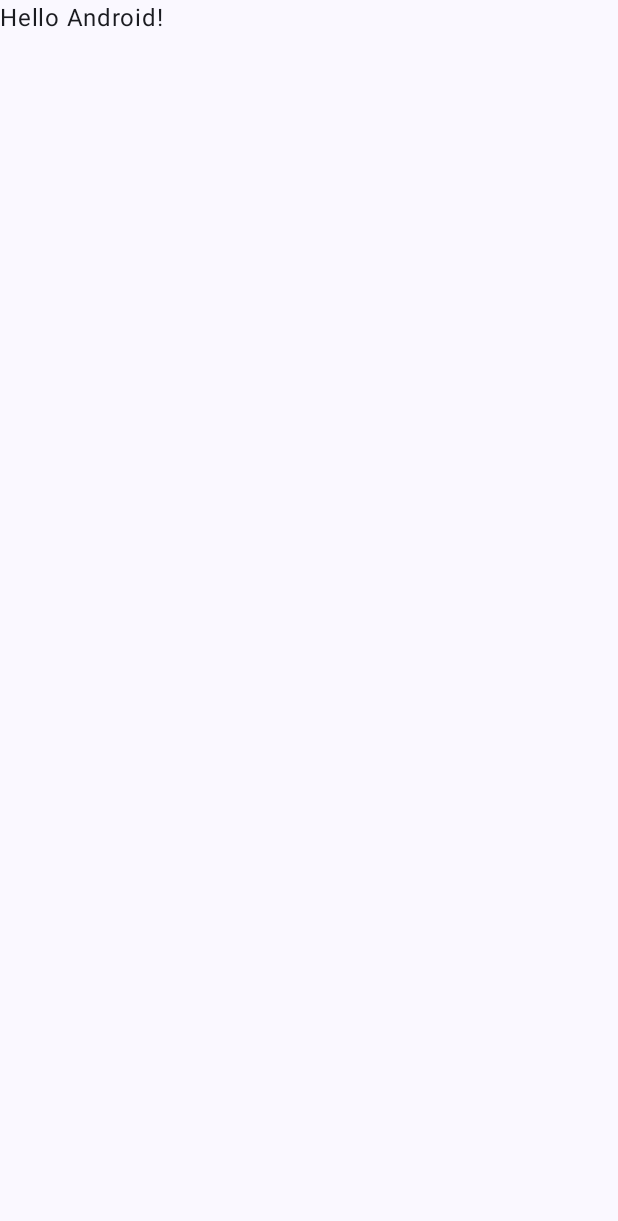
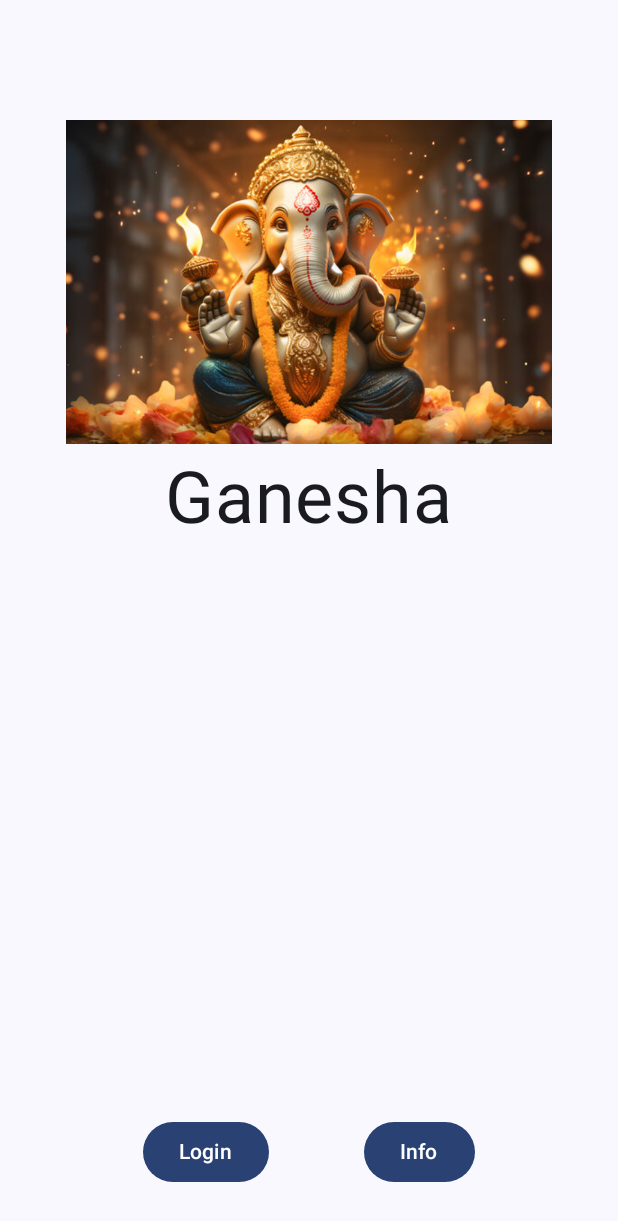
Before and after one commit to DigitalOnion/Compose_Experiment, an Android app built with Jetpack Compose: the screen it shows after launch (MainActivity), on a phone screen of 412 x 824 dp. Before the commit the part shown is almost empty. Shown: the top 1221 px of the screen. Run offline under Robolectric (Android 15) with nearby library versions, the phone set to English and light mode, and no system bars.

Commit message:
Add UI with image, text, buttons and text for Info

```diff
--- a/app/src/main/java/com/outerspace/compose_experiment/MainActivity.kt
+++ b/app/src/main/java/com/outerspace/compose_experiment/MainActivity.kt
@@ -3,13 +3,34 @@ package com.outerspace.compose_experiment
 import android.os.Bundle
 import androidx.activity.ComponentActivity
 import androidx.activity.compose.setContent
+import androidx.compose.foundation.Image
+import androidx.compose.foundation.layout.Arrangement
+import androidx.compose.foundation.layout.Column
+import androidx.compose.foundation.layout.Row
+import androidx.compose.foundation.layout.Spacer
 import androidx.compose.foundation.layout.fillMaxSize
+import androidx.compose.foundation.layout.fillMaxWidth
+import androidx.compose.foundation.layout.padding
+import androidx.compose.foundation.shape.RoundedCornerShape
+import androidx.compose.material3.Button
 import androidx.compose.material3.MaterialTheme
 import androidx.compose.material3.Surface
 import androidx.compose.material3.Text
+import androidx.compose.material3.TextButton
 import androidx.compose.runtime.Composable
+import androidx.compose.runtime.getValue
+import androidx.compose.runtime.mutableStateOf
+import androidx.compose.runtime.remember
+import androidx.compose.runtime.saveable.rememberSaveable
+import androidx.compose.runtime.setValue
+import androidx.compose.ui.Alignment
 import androidx.compose.ui.Modifier
+import androidx.compose.ui.res.dimensionResource
+import androidx.compose.ui.res.painterResource
+import androidx.compose.ui.res.stringResource
 import androidx.compose.ui.tooling.preview.Preview
+import androidx.compose.ui.unit.dp
+import androidx.compose.ui.unit.sp
 import com.outerspace.compose_experiment.ui.theme.ComposeExperimentTheme
 
 class MainActivity : ComponentActivity() {
@@ -22,7 +43,7 @@ class MainActivity : ComponentActivity() {
                     modifier = Modifier.fillMaxSize(),
                     color = MaterialTheme.colorScheme.background
                 ) {
-                    Greeting("Android")
+                    splashScreen()
                 }
             }
         }
@@ -30,17 +51,60 @@ class MainActivity : ComponentActivity() {
 }
 
 @Composable
-fun Greeting(name: String, modifier: Modifier = Modifier) {
-    Text(
-        text = "Hello $name!",
-        modifier = modifier
-    )
+fun splashScreen(modifier: Modifier = Modifier) {
+    Column(modifier = Modifier.fillMaxSize().padding(32.dp),
+        horizontalAlignment = Alignment.CenterHorizontally
+    ) {
+        var showInfo by remember { mutableStateOf(false) }
+
+        val shape = RoundedCornerShape(5.dp)
+
+        TextButton(
+            onClick = { showInfo = !showInfo },
+            modifier = modifier.padding(top = dimensionResource(R.dimen.logo_top_padding)),
+            shape = shape) {
+                Image(
+                    modifier = modifier,
+                    painter = painterResource(R.drawable.ganesh),
+                    contentDescription = stringResource(R.string.logo_description)
+                )
+        }
+        Text(
+            modifier = modifier,
+            fontSize = 48.sp,
+            text = stringResource(R.string.ganesh_title),
+        )
+        if (showInfo) {
+            Text(
+                modifier = modifier,
+                text = stringResource(R.string.ganesh_info)
+            )
+        }
+
+        Spacer(modifier = modifier.weight(1.0f))
+
+        Row(modifier = modifier.fillMaxWidth(),
+            horizontalArrangement = Arrangement.SpaceEvenly) {
+            Button(
+                onClick = {},
+                modifier = modifier,
+            ) {
+                Text(stringResource(R.string.login_button_face))
+            }
+            Button(
+                onClick = { showInfo = !showInfo },
+                modifier = modifier,
+            ) {
+                Text(stringResource(R.string.info_button_face))
+            }
+        }
+    }
 }
 
 @Preview(showBackground = true)
 @Composable
 fun GreetingPreview() {
     ComposeExperimentTheme {
-        Greeting("Android")
+        splashScreen()
     }
 }
--- /dev/null
+++ b/app/src/main/res/values/dimensions.xml
@@ -0,0 +1,4 @@
+<?xml version="1.0" encoding="utf-8"?>
+<resources>
+    <dimen name="logo_top_padding">40dp</dimen>
+</resources>
--- a/app/src/main/res/values/strings.xml
+++ b/app/src/main/res/values/strings.xml
@@ -1,3 +1,16 @@
 <resources>
     <string name="app_name">Compose Experiment</string>
+
+    <string name="ganesh_title">Ganesha</string>
+    <string name="logo_description">Ganesh Logo</string>
+    <string name="ganesh_info">Ganesh is a Hindu God.
+        he is readily identified by his elephant head and four arms.
+        He is widely revered, more specifically, as the remover of obstacles and thought to bring good luck.
+        The patron of arts and sciences; and the deva of intellect and wisdom.
+        As the god of beginnings, he is honoured at the start of rites and ceremonies.
+    </string>
+
+
+    <string name="login_button_face">Login</string>
+    <string name="info_button_face">Info</string>
 </resources>
```
Also changed, not shown: app/src/main/res/drawable/ganesh.jpg (added).
